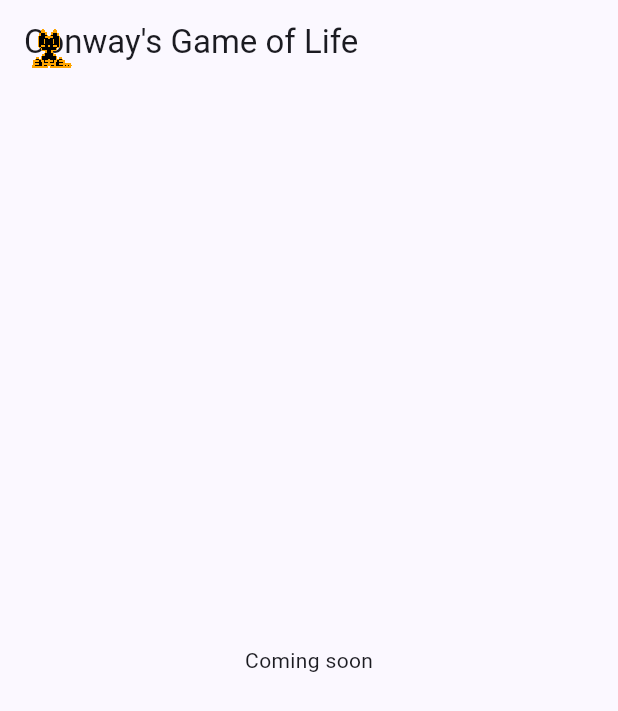
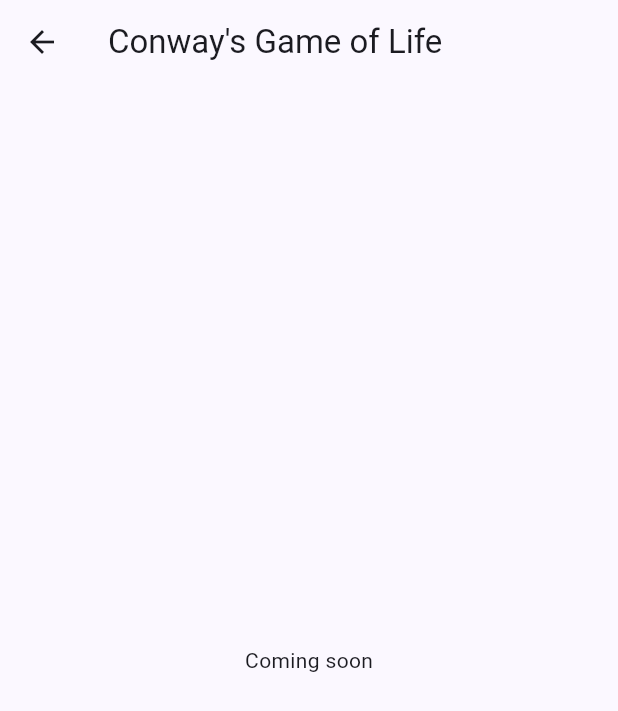
Before and after one commit to yashkurkure/yashkurkure.github.io, a Flutter app: the ConwayPage screen opened by its route, on a phone screen of 412 x 824 dp. Shown: the top 711 px of the screen. Run offline on Flutter 3.47's test engine with Material 3 defaults, Android fonts, the phone set to English and light mode, and no system bars; our stand-ins replace go_router.

Commit message:
added button to route

```diff
--- a/lib/app/router.dart
+++ b/lib/app/router.dart
@@ -1,10 +1,18 @@
 import 'package:go_router/go_router.dart';
+import 'package:portfolio/oneko/oneko_overlay.dart';
 import 'package:portfolio/pages/home.dart';
 import 'package:portfolio/pages/conway.dart';
 
 final router = GoRouter(
   routes : [
-    GoRoute(path: '/', builder: (context, state) => const HomePage()),
+    // Pages inside the shell get the oneko cat on top.
+    ShellRoute(
+      builder: (context, state, child) => OnekoOverlay(child: child),
+      routes: [
+        GoRoute(path: '/', builder: (context, state) => const HomePage()),
+      ],
+    ),
+    // Pages outside the shell don't, so the cat never covers the board.
     GoRoute(path: '/conway', builder: (context, state) => const ConwayPage())
   ],
 );
--- a/lib/main.dart
+++ b/lib/main.dart
@@ -1,6 +1,4 @@
 import 'package:flutter/material.dart';
-
-import 'package:portfolio/oneko/oneko_overlay.dart';
 import 'package:portfolio/app/router.dart';
 
 void main() => runApp(const PortfolioApp());
@@ -14,8 +12,6 @@ class PortfolioApp extends StatelessWidget {
       title: 'Yash\'s Portfolio',
       debugShowCheckedModeBanner: false,
       theme: ThemeData(colorSchemeSeed: Colors.indigo),
-      // TODO: Find out what this line of code actually does?
-      builder: (context, child) => OnekoOverlay(child: child!),
       routerConfig: router,
     );
   }
--- a/lib/pages/conway.dart
+++ b/lib/pages/conway.dart
@@ -1,4 +1,5 @@
 import 'package:flutter/material.dart';
+import 'package:go_router/go_router.dart';
 
 class ConwayPage extends StatelessWidget {
   const ConwayPage({super.key});
@@ -6,7 +7,14 @@ class ConwayPage extends StatelessWidget {
   @override
   Widget build(BuildContext context) {
     return Scaffold(
-      appBar: AppBar(title: const Text("Conway's Game of Life")),
+      appBar: AppBar(
+        leading: IconButton(
+          icon: const Icon(Icons.arrow_back),
+          tooltip: 'Home',
+          onPressed: () => context.go('/'),
+        ),
+        title: const Text("Conway's Game of Life"),
+      ),
       body: const Center(child: Text('Coming soon')),
     );
   }
```
Also changed, not shown: lib/pages/home.dart (+15 -2 lines).
